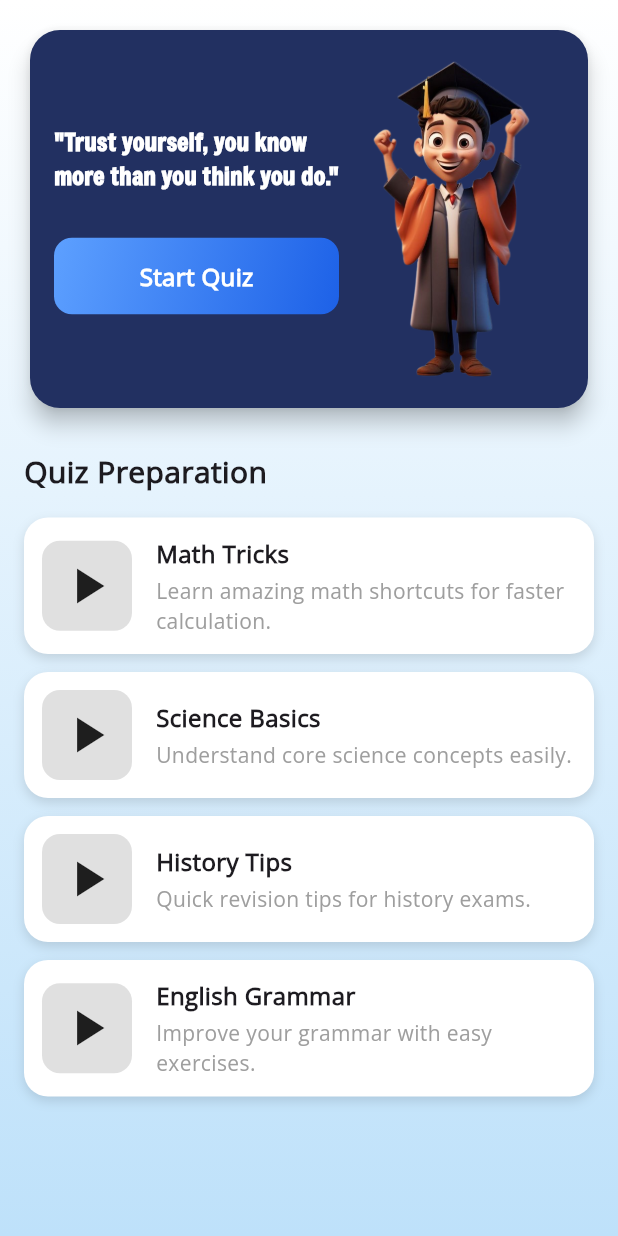
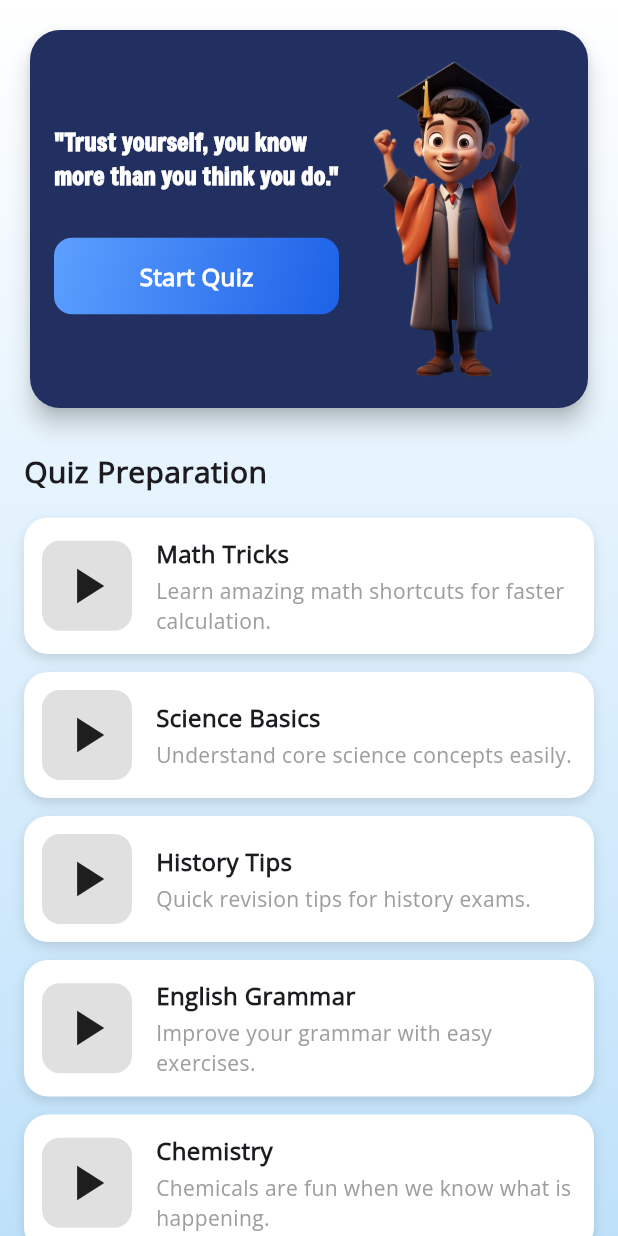
Before and after one commit to PrajwolKhadka/adaptive_quiz, a Flutter app: the HomeScreen widget shown alone on an empty page, opened directly, on a phone screen of 412 x 824 dp. Run offline on Flutter 3.47's test engine with Material 3 defaults, Android fonts, the phone set to English and light mode, and no system bars; our stand-ins replace animated_splash_screen, lottie, smooth_page_indicator.

Commit message:
Homepage changes

```diff
--- a/lib/screens/bottom_screen/homepage_screen.dart
+++ b/lib/screens/bottom_screen/homepage_screen.dart
@@ -30,6 +30,11 @@ class _HomeScreenState extends State<HomeScreen> {
     {
       "title": "English Grammar",
       "desc": "Improve your grammar with easy exercises.",
+      "link": "https://www.youtube.com/watch?v=example4"
+    },
+    {
+      "title": "Chemistry",
+      "desc": "Chemicals are fun when we know what is happening.",
       "link": "https://www.youtube.com/watch?v=example4"
     },
   ];
```
